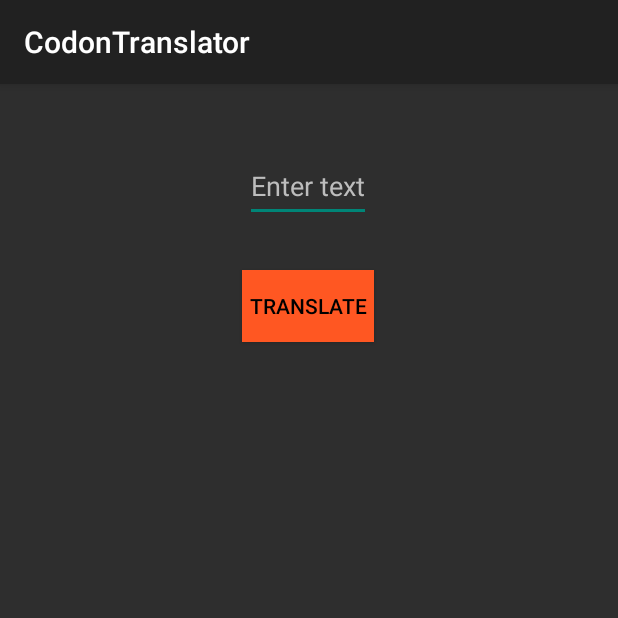
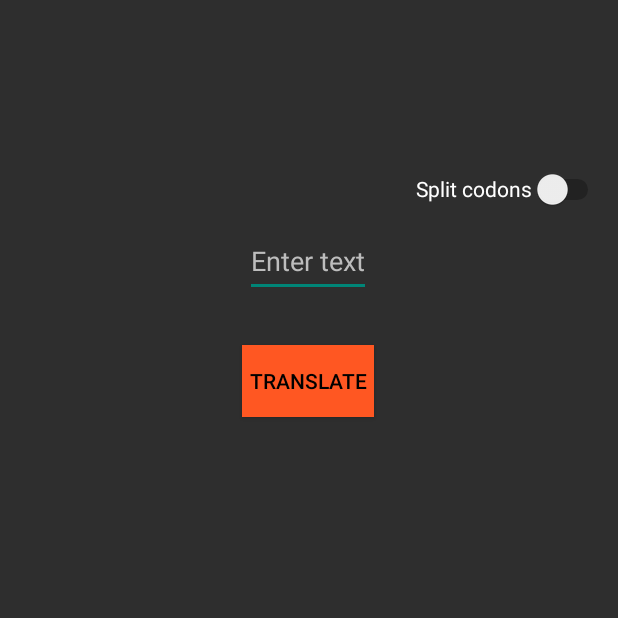
Before and after one commit to Morganator2000/CodonTranslator, an Android app built with Jetpack Compose: the screen it shows after launch (TextToRna), after a tap on "TEXT TO RNA", on a phone screen of 412 x 824 dp, the top half of it. Run offline under Robolectric (Android 15) with nearby library versions, the phone set to English and light mode, and no system bars.

Commit message:
Text to RNA finished. Adding spaces toggle.

```diff
--- a/app/src/main/java/com/hedgehax/codontranslator/MainActivity.kt
+++ b/app/src/main/java/com/hedgehax/codontranslator/MainActivity.kt
@@ -3,10 +3,11 @@ package com.hedgehax.codontranslator
 import android.content.Intent
 import android.os.Bundle
 import android.widget.Button
+import androidx.activity.ComponentActivity
 import androidx.appcompat.app.AppCompatActivity
 
 
-class MainActivity : AppCompatActivity() {
+class MainActivity : ComponentActivity() {
     override fun onCreate(savedInstanceState: Bundle?) {
         super.onCreate(savedInstanceState)
         setContentView(R.layout.main_activity)
--- a/app/src/main/java/com/hedgehax/codontranslator/RnaToText.kt
+++ b/app/src/main/java/com/hedgehax/codontranslator/RnaToText.kt
@@ -94,7 +94,6 @@ class RnaToText : ComponentActivity() {
 
     private fun sequenceToCodon(sequence: String): String {
         val upperSequence = sequence.uppercase()
-        validateSequence(upperSequence)
         val codons = splitSequence(upperSequence)
         val aminoAcids = mutableListOf<String>()
 
--- a/app/src/main/res/layout/activity_text_to_rna.xml
+++ b/app/src/main/res/layout/activity_text_to_rna.xml
@@ -1,16 +1,16 @@
 <?xml version="1.0" encoding="utf-8"?>
 <androidx.constraintlayout.widget.ConstraintLayout xmlns:android="http://schemas.android.com/apk/res/android"
+    xmlns:app="http://schemas.android.com/apk/res-auto"
     xmlns:tools="http://schemas.android.com/tools"
     android:layout_width="match_parent"
-    android:layout_height="match_parent"
-    xmlns:app="http://schemas.android.com/apk/res-auto">
+    android:layout_height="match_parent">
 
     <EditText
         android:id="@+id/textInput"
         android:layout_width="wrap_content"
         android:layout_height="wrap_content"
         android:layout_marginStart="20dp"
-        android:layout_marginTop="100dp"
+        android:layout_marginTop="150dp"
         android:layout_marginEnd="20dp"
         android:hint="Enter text"
         android:minHeight="48dp"
@@ -28,8 +28,8 @@
         android:layout_width="wrap_content"
         android:layout_height="wrap_content"
         android:layout_marginTop="32dp"
+        android:background="@color/orange"
         android:text="Translate"
-        android:background="@color/orange"
         android:textColor="@color/black"
         app:layout_constraintEnd_toEndOf="@+id/textInput"
         app:layout_constraintStart_toStartOf="@+id/textInput"
@@ -44,5 +44,16 @@
         app:layout_constraintStart_toStartOf="@+id/translateButton"
         app:layout_constraintTop_toBottomOf="@+id/translateButton" />
 
+    <Switch
+        android:id="@+id/splitSwitch"
+        android:layout_width="wrap_content"
+        android:layout_height="wrap_content"
+        android:layout_marginStart="30dp"
+        android:minHeight="48dp"
+        android:text="Split codons"
+        android:textColor="@color/white"
+        app:layout_constraintBottom_toTopOf="@+id/textInput"
+        app:layout_constraintStart_toEndOf="@+id/textInput" />
+
 
 </androidx.constraintlayout.widget.ConstraintLayout>
```
Also changed, not shown: app/src/main/java/com/hedgehax/codontranslator/TextToRna.kt (+43 -56 lines).
